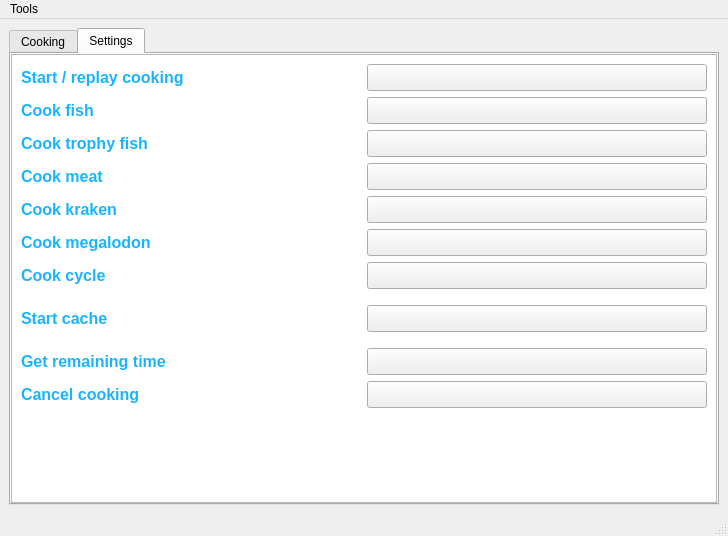
The window that SOTCooker/MainWindow.ui (mathieu0c/SOTCooker) describes before a commit, drawn with Qt 5.
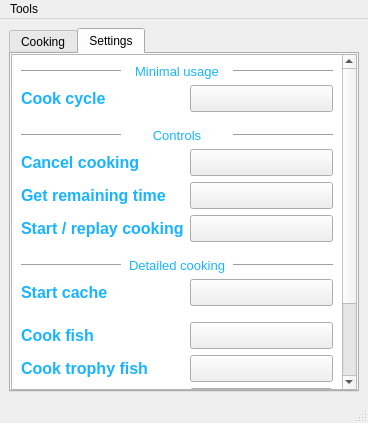
The same window after the commit. The open tabs and pages were chosen to show the change. Custom widgets are drawn as their Qt base class.

Patch:
```diff
--- a/SOTCooker/MainWindow.ui
+++ b/SOTCooker/MainWindow.ui
@@ -6,8 +6,8 @@
    <rect>
     <x>0</x>
     <y>0</y>
-    <width>728</width>
-    <height>536</height>
+    <width>368</width>
+    <height>423</height>
    </rect>
   </property>
   <property name="font">
@@ -27,7 +27,7 @@
      <widget class="QTabWidget" name="tw_main">
       <property name="minimumSize">
        <size>
-        <width>430</width>
+        <width>350</width>
         <height>0</height>
        </size>
       </property>
@@ -103,8 +103,8 @@
          <rect>
           <x>0</x>
           <y>0</y>
-          <width>704</width>
-          <height>443</height>
+          <width>330</width>
+          <height>504</height>
          </rect>
         </property>
         <property name="font">
@@ -116,7 +116,31 @@
          <string notr="true">QWidget#sa_settings_container{background-color: rgb(255, 255, 255);}</string>
         </property>
         <layout class="QGridLayout" name="gridLayout">
-         <item row="9" column="0">
+         <item row="11" column="1">
+          <widget class="QPushButton" name="pb_key_start_cook_fish">
+           <property name="font">
+            <font>
+             <pointsize>12</pointsize>
+            </font>
+           </property>
+           <property name="text">
+            <string/>
+           </property>
+          </widget>
+         </item>
+         <item row="6" column="1">
+          <widget class="QPushButton" name="pb_key_start_cooking">
+           <property name="font">
+            <font>
+             <pointsize>12</pointsize>
+            </font>
+           </property>
+           <property name="text">
+            <string/>
+           </property>
+          </widget>
+         </item>
+         <item row="10" column="0">
           <spacer name="verticalSpacer_3">
            <property name="orientation">
             <enum>Qt::Vertical</enum>
@@ -132,8 +156,8 @@
            </property>
           </spacer>
          </item>
-         <item row="5" column="1">
-          <widget class="QPushButton" name="pb_key_start_cook_megalodon">
+         <item row="1" column="1">
+          <widget class="QPushButton" name="pb_key_start_cook_cycle">
            <property name="font">
             <font>
              <pointsize>12</pointsize>
@@ -144,44 +168,7 @@
            </property>
           </widget>
          </item>
-         <item row="10" column="1">
-          <widget class="QPushButton" name="pb_key_get_remaining_time">
-           <property name="font">
-            <font>
-             <pointsize>12</pointsize>
-            </font>
-           </property>
-           <property name="text">
-            <string/>
-           </property>
-          </widget>
-         </item>
-         <item row="5" column="0">
-          <widget class="QLabel" name="lbl_disp_key_cook_megalodon">
-           <property name="font">
-            <font>
-             <pointsize>12</pointsize>
-             <bold>true</bold>
-            </font>
-           </property>
-           <property name="text">
-            <string>Cook megalodon</string>
-           </property>
-          </widget>
-         </item>
-         <item row="4" column="1">
-          <widget class="QPushButton" name="pb_key_start_cook_kraken">
-           <property name="font">
-            <font>
-             <pointsize>12</pointsize>
-            </font>
-           </property>
-           <property name="text">
-            <string/>
-           </property>
-          </widget>
-         </item>
-         <item row="4" column="0">
+         <item row="14" column="0">
           <widget class="QLabel" name="lbl_disp_key_cook_kraken">
            <property name="font">
             <font>
@@ -194,87 +181,7 @@
            </property>
           </widget>
          </item>
-         <item row="3" column="0">
-          <widget class="QLabel" name="lbl_disp_key_cook_meat">
-           <property name="font">
-            <font>
-             <pointsize>12</pointsize>
-             <bold>true</bold>
-            </font>
-           </property>
-           <property name="text">
-            <string>Cook meat</string>
-           </property>
-          </widget>
-         </item>
-         <item row="1" column="0">
-          <widget class="QLabel" name="lbl_disp_key_cook_fish">
-           <property name="font">
-            <font>
-             <pointsize>12</pointsize>
-             <bold>true</bold>
-            </font>
-           </property>
-           <property name="text">
-            <string>Cook fish</string>
-           </property>
-          </widget>
-         </item>
-         <item row="7" column="0">
-          <spacer name="verticalSpacer_2">
-           <property name="orientation">
-            <enum>Qt::Vertical</enum>
-           </property>
-           <property name="sizeType">
-            <enum>QSizePolicy::Fixed</enum>
-           </property>
-           <property name="sizeHint" stdset="0">
-            <size>
-             <width>20</width>
-             <height>10</height>
-            </size>
-           </property>
-          </spacer>
-         </item>
-         <item row="12" column="0">
-          <spacer name="verticalSpacer">
-           <property name="orientation">
-            <enum>Qt::Vertical</enum>
-           </property>
-           <property name="sizeHint" stdset="0">
-            <size>
-             <width>20</width>
-             <height>40</height>
-            </size>
-           </property>
-          </spacer>
-         </item>
-         <item row="8" column="1">
-          <widget class="QPushButton" name="pb_key_start_cook_cache">
-           <property name="font">
-            <font>
-             <pointsize>12</pointsize>
-            </font>
-           </property>
-           <property name="text">
-            <string/>
-           </property>
-          </widget>
-         </item>
-         <item row="2" column="0">
-          <widget class="QLabel" name="lbl_disp_key_cook_trophyfish">
-           <property name="font">
-            <font>
-             <pointsize>12</pointsize>
-             <bold>true</bold>
-            </font>
-           </property>
-           <property name="text">
-            <string>Cook trophy fish</string>
-           </property>
-          </widget>
-         </item>
-         <item row="11" column="1">
+         <item row="4" column="1">
           <widget class="QPushButton" name="pb_key_cancel">
            <property name="font">
             <font>
@@ -286,8 +193,20 @@
            </property>
           </widget>
          </item>
-         <item row="10" column="0">
-          <widget class="QLabel" name="lbl_disp_key_get_remaining_time">
+         <item row="5" column="1">
+          <widget class="QPushButton" name="pb_key_get_remaining_time">
+           <property name="font">
+            <font>
+             <pointsize>12</pointsize>
+            </font>
+           </property>
+           <property name="text">
+            <string/>
+           </property>
+          </widget>
+         </item>
+         <item row="4" column="0">
+          <widget class="QLabel" name="lbl_disp_key_cancel">
            <property name="font">
             <font>
              <pointsize>12</pointsize>
@@ -295,11 +214,11 @@
             </font>
            </property>
            <property name="text">
-            <string>Get remaining time</string>
+            <string>Cancel cooking</string>
            </property>
           </widget>
          </item>
-         <item row="8" column="0">
+         <item row="9" column="0">
           <widget class="QLabel" name="lbl_disp_key_cook_cache">
            <property name="font">
             <font>
@@ -312,19 +231,65 @@
            </property>
           </widget>
          </item>
-         <item row="0" column="1">
-          <widget class="QPushButton" name="pb_key_start_cooking">
+         <item row="3" column="0" colspan="2">
+          <layout class="QHBoxLayout" name="hlay_sep_2">
+           <item>
+            <widget class="Line" name="line_3">
+             <property name="orientation">
+              <enum>Qt::Horizontal</enum>
+             </property>
+            </widget>
+           </item>
+           <item>
+            <widget class="QLabel" name="lbl_disp_sep_2">
+             <property name="styleSheet">
+              <string notr="true">font-size: 10pt;
+font-weight: normal,</string>
+             </property>
+             <property name="text">
+              <string>Controls</string>
+             </property>
+             <property name="alignment">
+              <set>Qt::AlignCenter</set>
+             </property>
+            </widget>
+           </item>
+           <item>
+            <widget class="Line" name="line_4">
+             <property name="orientation">
+              <enum>Qt::Horizontal</enum>
+             </property>
+            </widget>
+           </item>
+          </layout>
+         </item>
+         <item row="5" column="0">
+          <widget class="QLabel" name="lbl_disp_key_get_remaining_time">
            <property name="font">
             <font>
              <pointsize>12</pointsize>
+             <bold>true</bold>
             </font>
            </property>
            <property name="text">
-            <string/>
+            <string>Get remaining time</string>
            </property>
           </widget>
          </item>
-         <item row="0" column="0">
+         <item row="23" column="0">
+          <spacer name="verticalSpacer">
+           <property name="orientation">
+            <enum>Qt::Vertical</enum>
+           </property>
+           <property name="sizeHint" stdset="0">
+            <size>
+             <width>20</width>
+             <height>40</height>
+            </size>
+           </property>
+          </spacer>
+         </item>
+         <item row="6" column="0">
           <widget class="QLabel" name="lbl_disp_key_start_cooking">
            <property name="font">
             <font>
@@ -338,7 +303,7 @@
           </widget>
          </item>
          <item row="11" column="0">
-          <widget class="QLabel" name="lbl_disp_key_cancel">
+          <widget class="QLabel" name="lbl_disp_key_cook_fish">
            <property name="font">
             <font>
              <pointsize>12</pointsize>
@@ -346,11 +311,112 @@
             </font>
            </property>
            <property name="text">
-            <string>Cancel cooking</string>
+            <string>Cook fish</string>
            </property>
           </widget>
          </item>
-         <item row="2" column="1">
+         <item row="13" column="0">
+          <widget class="QLabel" name="lbl_disp_key_cook_meat">
+           <property name="font">
+            <font>
+             <pointsize>12</pointsize>
+             <bold>true</bold>
+            </font>
+           </property>
+           <property name="text">
+            <string>Cook meat</string>
+           </property>
+          </widget>
+         </item>
+         <item row="8" column="0" colspan="2">
+          <layout class="QHBoxLayout" name="hlay_sep_3">
+           <item>
+            <widget class="Line" name="line_5">
+             <property name="orientation">
+              <enum>Qt::Horizontal</enum>
+             </property>
+            </widget>
+           </item>
+           <item>
+            <widget class="QLabel" name="lbl_disp_sep_3">
+             <property name="styleSheet">
+              <string notr="true">font-size: 10pt;
+font-weight: normal,</string>
+             </property>
+             <property name="text">
+              <string>Detailed cooking</string>
+             </property>
+             <property name="alignment">
+              <set>Qt::AlignCenter</set>
+             </property>
+            </widget>
+           </item>
+           <item>
+            <widget class="Line" name="line_6">
+             <property name="orientation">
+              <enum>Qt::Horizontal</enum>
+             </property>
+            </widget>
+           </item>
+          </layout>
+         </item>
+         <item row="0" column="0" colspan="2">
+          <layout class="QHBoxLayout" name="hlay_sep">
+           <item>
+            <widget class="Line" name="line_2">
+             <property name="orientation">
+              <enum>Qt::Horizontal</enum>
+             </property>
+            </widget>
+           </item>
+           <item>
+            <widget class="QLabel" name="lbl_disp_sep">
+             <property name="styleSheet">
+              <string notr="true">font-size: 10pt;
+font-weight: normal,</string>
+             </property>
+             <property name="text">
+              <string>Minimal usage</string>
+             </property>
+             <property name="alignment">
+              <set>Qt::AlignCenter</set>
+             </property>
+            </widget>
+           </item>
+           <item>
+            <widget class="Line" name="line">
+             <property name="orientation">
+              <enum>Qt::Horizontal</enum>
+             </property>
+            </widget>
+           </item>
+          </layout>
+         </item>
+         <item row="14" column="1">
+          <widget class="QPushButton" name="pb_key_start_cook_kraken">
+           <property name="font">
+            <font>
+             <pointsize>12</pointsize>
+            </font>
+           </property>
+           <property name="text">
+            <string/>
+           </property>
+          </widget>
+         </item>
+         <item row="15" column="1">
+          <widget class="QPushButton" name="pb_key_start_cook_megalodon">
+           <property name="font">
+            <font>
+             <pointsize>12</pointsize>
+            </font>
+           </property>
+           <property name="text">
+            <string/>
+           </property>
+          </widget>
+         </item>
+         <item row="12" column="1">
           <widget class="QPushButton" name="pb_key_start_cook_trophyfish">
            <property name="font">
             <font>
@@ -362,31 +428,23 @@
            </property>
           </widget>
          </item>
-         <item row="3" column="1">
-          <widget class="QPushButton" name="pb_key_start_cook_meat">
-           <property name="font">
-            <font>
-             <pointsize>12</pointsize>
-            </font>
+         <item row="7" column="0">
+          <spacer name="verticalSpacer_2">
+           <property name="orientation">
+            <enum>Qt::Vertical</enum>
            </property>
-           <property name="text">
-            <string/>
+           <property name="sizeType">
+            <enum>QSizePolicy::Fixed</enum>
            </property>
-          </widget>
-         </item>
-         <item row="1" column="1">
-          <widget class="QPushButton" name="pb_key_start_cook_fish">
-           <property name="font">
-            <font>
-             <pointsize>12</pointsize>
-            </font>
+           <property name="sizeHint" stdset="0">
+            <size>
+             <width>20</width>
+             <height>10</height>
+            </size>
            </property>
-           <property name="text">
-            <string/>
-           </property>
-          </widget>
+          </spacer>
          </item>
-         <item row="6" column="0">
+         <item row="1" column="0">
           <widget class="QLabel" name="lbl_disp_key_cook_cycle">
            <property name="font">
             <font>
@@ -399,8 +457,8 @@
            </property>
           </widget>
          </item>
-         <item row="6" column="1">
-          <widget class="QPushButton" name="pb_key_start_cook_cycle">
+         <item row="13" column="1">
+          <widget class="QPushButton" name="pb_key_start_cook_meat">
            <property name="font">
             <font>
              <pointsize>12</pointsize>
@@ -411,6 +469,60 @@
            </property>
           </widget>
          </item>
+         <item row="15" column="0">
+          <widget class="QLabel" name="lbl_disp_key_cook_megalodon">
+           <property name="font">
+            <font>
+             <pointsize>12</pointsize>
+             <bold>true</bold>
+            </font>
+           </property>
+           <property name="text">
+            <string>Cook megalodon</string>
+           </property>
+          </widget>
+         </item>
+         <item row="9" column="1">
+          <widget class="QPushButton" name="pb_key_start_cook_cache">
+           <property name="font">
+            <font>
+             <pointsize>12</pointsize>
+            </font>
+           </property>
+           <property name="text">
+            <string/>
+           </property>
+          </widget>
+         </item>
+         <item row="12" column="0">
+          <widget class="QLabel" name="lbl_disp_key_cook_trophyfish">
+           <property name="font">
+            <font>
+             <pointsize>12</pointsize>
+             <bold>true</bold>
+            </font>
+           </property>
+           <property name="text">
+            <string>Cook trophy fish</string>
+           </property>
+          </widget>
+         </item>
+         <item row="2" column="0">
+          <spacer name="verticalSpacer_4">
+           <property name="orientation">
+            <enum>Qt::Vertical</enum>
+           </property>
+           <property name="sizeType">
+            <enum>QSizePolicy::Fixed</enum>
+           </property>
+           <property name="sizeHint" stdset="0">
+            <size>
+             <width>20</width>
+             <height>10</height>
+            </size>
+           </property>
+          </spacer>
+         </item>
         </layout>
        </widget>
       </widget>
@@ -423,7 +535,7 @@
     <rect>
      <x>0</x>
      <y>0</y>
-     <width>728</width>
+     <width>368</width>
      <height>21</height>
     </rect>
    </property>
```
